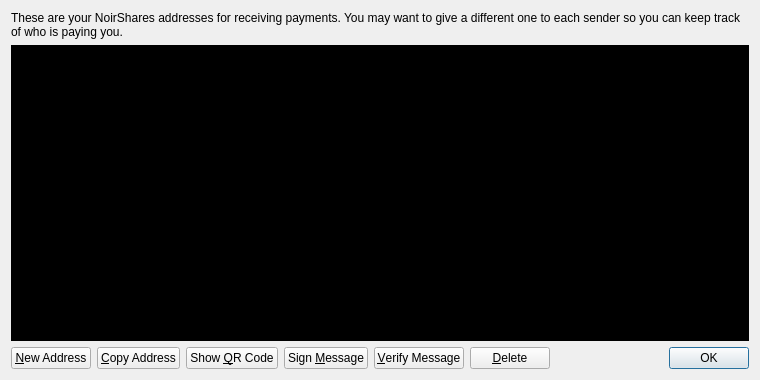
This is src/qt/forms/addressbookpage.ui in NoirX/NoirShares-v2-old as Qt 5 draws it before an edit. The edited form follows.
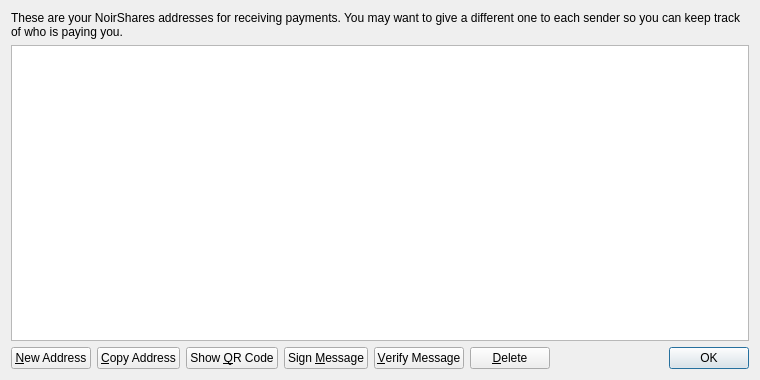
This is the edited form. Icons and pictures are not drawn.

```diff
--- a/src/qt/forms/addressbookpage.ui
+++ b/src/qt/forms/addressbookpage.ui
@@ -29,9 +29,6 @@
    </item>
    <item>
     <widget class="QTableView" name="tableView">
-     <property name="styleSheet">
-      <string notr="true">color:white;background-color:black;border-width:1px;alternate-background-color:#000055;</string>
-     </property>
      <property name="contextMenuPolicy">
       <enum>Qt::CustomContextMenu</enum>
      </property>
```
